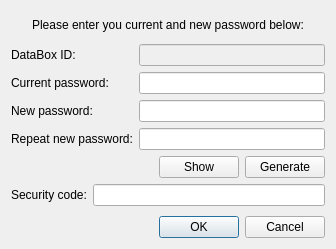
First picture: the form in src/gui/ui/dlg_change_pwd.ui, repository psakar/datovka, before the edit.
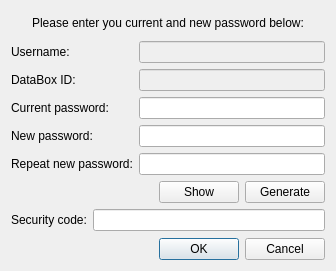
Second picture: the form after the edit. Icons and pictures are not drawn.

Commit message: Change password crashes - updated dialog content (issue #161)

Patch:
```diff
--- a/src/gui/ui/dlg_change_pwd.ui
+++ b/src/gui/ui/dlg_change_pwd.ui
@@ -7,7 +7,7 @@
     <x>0</x>
     <y>0</y>
     <width>336</width>
-    <height>249</height>
+    <height>271</height>
    </rect>
   </property>
   <property name="sizePolicy">
@@ -25,7 +25,7 @@
   </property>
   <layout class="QVBoxLayout" name="verticalLayout">
    <item>
-    <widget class="QLabel" name="label">
+    <widget class="QLabel" name="infoLabel">
      <property name="text">
       <string>Please enter you current and new password below:</string>
      </property>
@@ -36,14 +36,14 @@
    </item>
    <item>
     <layout class="QFormLayout" name="formLayout">
-     <item row="0" column="0">
+     <item row="1" column="0">
       <widget class="QLabel" name="label_2">
        <property name="text">
         <string>DataBox ID:</string>
        </property>
       </widget>
      </item>
-     <item row="0" column="1">
+     <item row="1" column="1">
       <widget class="QLineEdit" name="accountLineEdit">
        <property name="enabled">
         <bool>false</bool>
@@ -53,56 +53,56 @@
        </property>
       </widget>
      </item>
-     <item row="1" column="0">
+     <item row="2" column="0">
       <widget class="QLabel" name="label_3">
        <property name="text">
         <string>Current password:</string>
        </property>
       </widget>
      </item>
-     <item row="1" column="1">
+     <item row="2" column="1">
       <widget class="QLineEdit" name="currentPwdLineEdit">
        <property name="echoMode">
         <enum>QLineEdit::Password</enum>
        </property>
       </widget>
      </item>
-     <item row="2" column="0">
+     <item row="3" column="0">
       <widget class="QLabel" name="label_4">
        <property name="text">
         <string>New password:</string>
        </property>
       </widget>
      </item>
-     <item row="2" column="1">
+     <item row="3" column="1">
       <widget class="QLineEdit" name="newPwdLineEdit">
        <property name="echoMode">
         <enum>QLineEdit::Password</enum>
        </property>
       </widget>
      </item>
-     <item row="3" column="0">
+     <item row="4" column="0">
       <widget class="QLabel" name="label_5">
        <property name="text">
         <string>Repeat new password:</string>
        </property>
       </widget>
      </item>
-     <item row="3" column="1">
+     <item row="4" column="1">
       <widget class="QLineEdit" name="NewPwdLineEdit2">
        <property name="echoMode">
         <enum>QLineEdit::Password</enum>
        </property>
       </widget>
      </item>
-     <item row="4" column="0">
+     <item row="5" column="0">
       <widget class="QLabel" name="label_6">
        <property name="text">
         <string/>
        </property>
       </widget>
      </item>
-     <item row="4" column="1">
+     <item row="5" column="1">
       <layout class="QHBoxLayout" name="horizontalLayout">
        <item>
         <spacer name="horizontalSpacer">
@@ -133,6 +133,23 @@
        </item>
       </layout>
      </item>
+     <item row="0" column="0">
+      <widget class="QLabel" name="label">
+       <property name="text">
+        <string>Username:</string>
+       </property>
+      </widget>
+     </item>
+     <item row="0" column="1">
+      <widget class="QLineEdit" name="userNameLneEdit">
+       <property name="enabled">
+        <bool>false</bool>
+       </property>
+       <property name="readOnly">
+        <bool>true</bool>
+       </property>
+      </widget>
+     </item>
     </layout>
    </item>
    <item>
```
Left out of the diff: 18 changed lines with no effect on the pictures. The commit also changes 1 other file.
